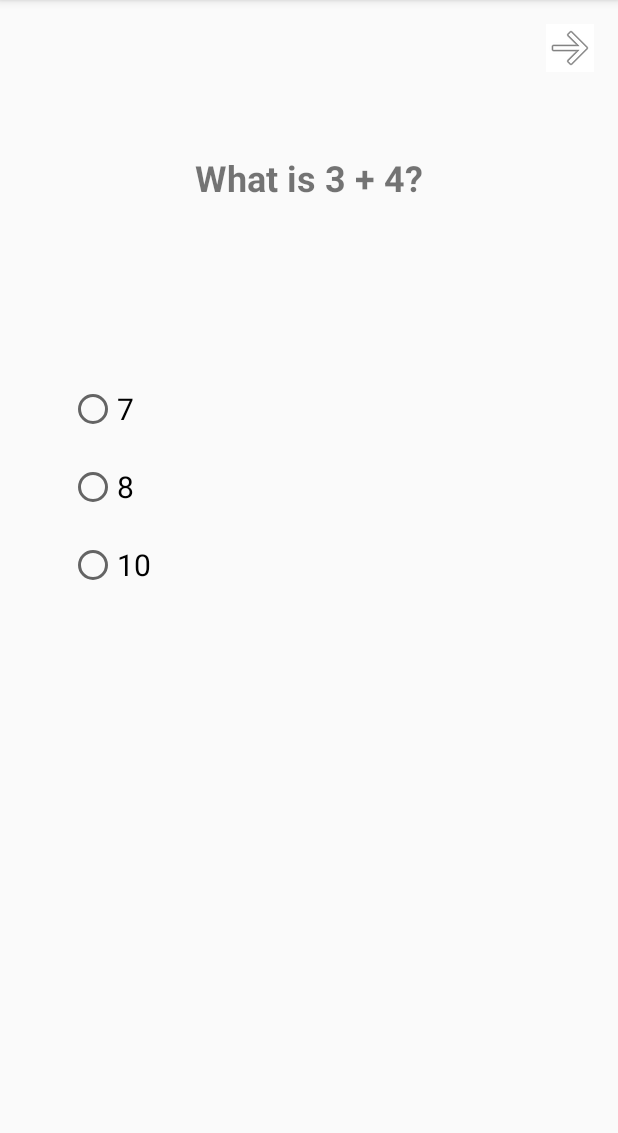
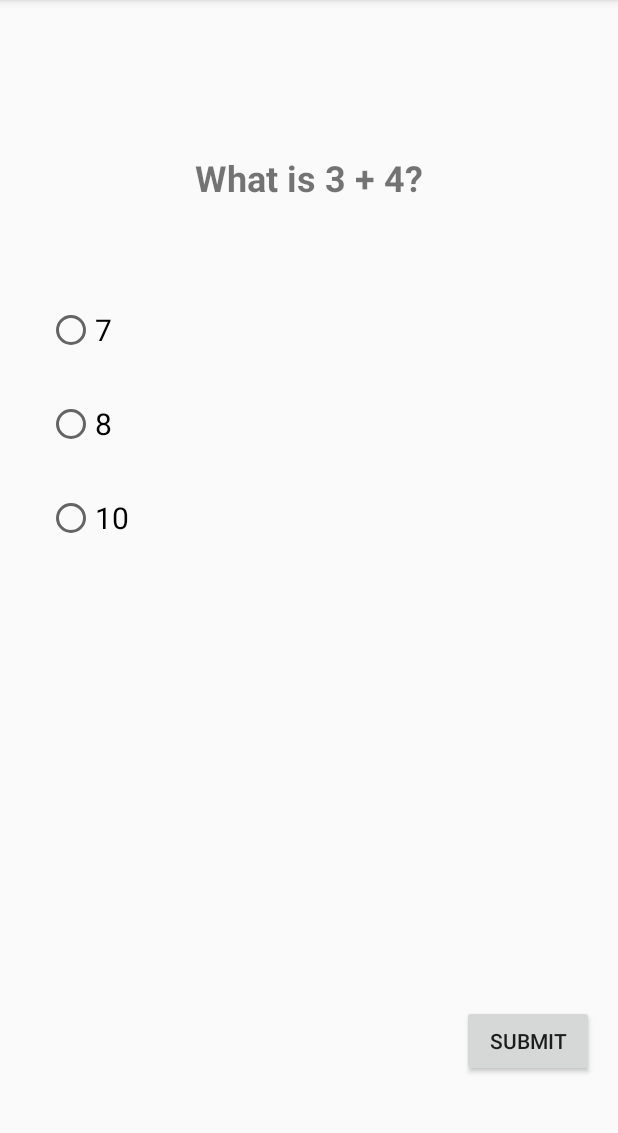
Before and after one commit to JaviMera/Quiz-App-Extended, an Android app: the screen it shows after launch (QuizActivity), on a phone screen of 412 x 824 dp, the part 84-1217 px from its top. Run offline under Robolectric (Android 15) with nearby library versions, the phone set to English and light mode, and no system bars.

Commit message:
Removed Image Button along with the resource forward image, and replaced it with a regular button at the bottom. Removed some unecessary attributes from some of the views. In Quiz Activity I changed the button type of next question button, to App Compat Button, as it is no longer an Image Button

```diff
--- a/app/src/main/java/com/quiz/javi/quizapp/QuizActivity.java
+++ b/app/src/main/java/com/quiz/javi/quizapp/QuizActivity.java
@@ -35,7 +35,7 @@ public class QuizActivity extends AppCompatActivity implements QuizActivityView{
 
     TextView mQuestionTextView;
     RadioGroup mAnswersRadioGroup;
-    ImageButton mNextQuestionButton;
+    AppCompatButton mNextQuestionButton;
 
     @Override
     protected void onCreate(Bundle savedInstanceState) {
--- a/app/src/main/res/layout/activity_quiz.xml
+++ b/app/src/main/res/layout/activity_quiz.xml
@@ -11,10 +11,9 @@
     tools:context="com.quiz.javi.quizapp.QuizActivity">
 
     <TextView
+        android:id="@+id/questionTextView"
         android:layout_width="match_parent"
         android:layout_height="wrap_content"
-        android:id="@+id/questionTextView"
-        android:text="Sup fool"
         android:gravity="center"
         android:layout_alignParentTop="true"
         android:layout_marginTop="86dp"
@@ -25,59 +24,50 @@
         android:textAlignment="center" />
 
     <RadioGroup
+        android:id="@+id/radioButtonGroup"
         android:layout_width="match_parent"
         android:layout_height="wrap_content"
-        android:id="@+id/radioButtonGroup"
+        android:layout_marginTop="54dp"
+        android:filterTouchesWhenObscured="false"
         android:layout_below="@+id/questionTextView"
         android:layout_alignParentLeft="true"
-        android:layout_alignParentStart="true"
-        android:layout_marginTop="122dp"
-        android:fitsSystemWindows="false"
-        android:filterTouchesWhenObscured="false">
+        android:layout_alignParentStart="true">
 
         <RadioButton
-            android:text="RadioButton"
+            android:id="@+id/radioButton1"
             android:layout_width="wrap_content"
             android:layout_height="wrap_content"
-            android:id="@+id/radioButton1"
             android:checked="false"
-            android:layout_marginBottom="20dp"
-            android:layout_marginLeft="30dp"
-            android:layout_gravity="left"
+            android:layout_margin="15dp"
+            android:layout_gravity="start"
             android:textSize="20sp"/>
 
         <RadioButton
-            android:text="RadioButton"
+            android:id="@+id/radioButton2"
             android:textSize="20sp"
             android:layout_width="wrap_content"
             android:layout_height="wrap_content"
-            android:id="@+id/radioButton2"
-            android:layout_marginBottom="20dp"
-            android:layout_marginLeft="30dp"
-            android:layout_gravity="left" />
+            android:layout_margin="15dp"
+            android:layout_gravity="start" />
 
         <RadioButton
-            android:text="RadioButton"
+            android:id="@+id/radioButton3"
             android:layout_width="wrap_content"
             android:layout_height="wrap_content"
-            android:id="@+id/radioButton3"
-            android:layout_marginBottom="20dp"
-            android:layout_marginLeft="30dp"
-            android:layout_gravity="left"
+            android:layout_margin="15dp"
+            android:layout_gravity="start"
             android:textSize="20sp"/>
 
     </RadioGroup>
 
-    <ImageButton
+    <Button
         android:id="@+id/nextQuestionButton"
+        android:text="@string/submit_button"
         android:layout_width="wrap_content"
         android:layout_height="wrap_content"
-        app:srcCompat="@mipmap/ic_menu_forward"
-        android:elevation="0dp"
-        android:scaleType="fitXY"
-        android:background="#ffffff"
-        android:layout_alignParentTop="true"
+        android:layout_alignParentBottom="true"
         android:layout_alignParentRight="true"
-        android:layout_alignParentEnd="true" />
+        android:layout_alignParentEnd="true"
+        android:layout_marginBottom="34dp" />
 
 </RelativeLayout>
--- a/app/src/main/res/values/strings.xml
+++ b/app/src/main/res/values/strings.xml
@@ -1,3 +1,5 @@
 <resources>
     <string name="app_name">Quiz App</string>
+    <string name="next_question">Go to Next Question</string>
+    <string name="submit_button">Submit</string>
 </resources>
```
Also changed, not shown: app/src/main/res/mipmap-hdpi/ic_menu_forward.png (deleted).
